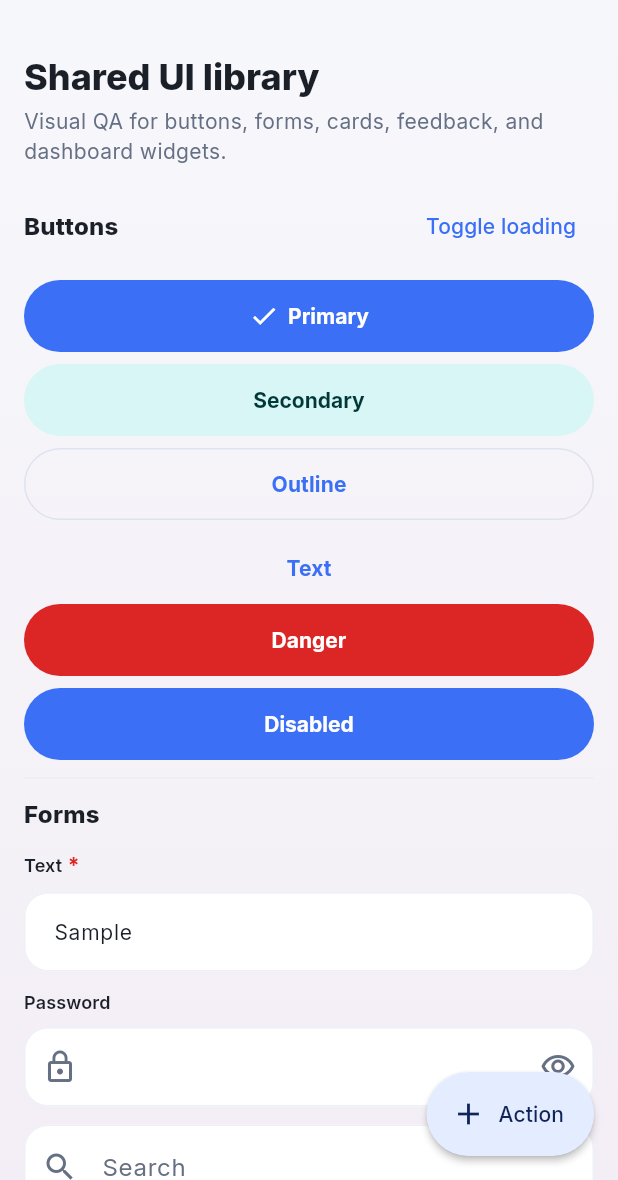
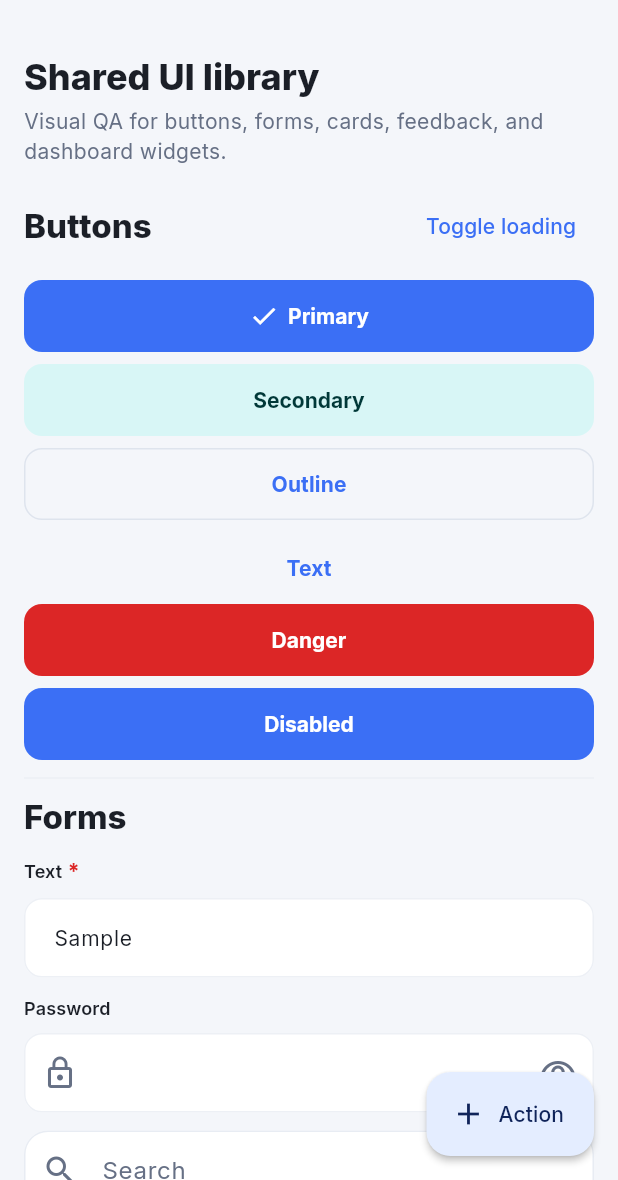
Before and after one commit to jagathprasan/CEBAssist.EDL.App, a Flutter app: the WidgetShowcasePage screen opened directly, after a tap on "Toggle loading", after a tap on "Stop loading", on a phone screen of 412 x 824 dp, the part 56-1236 px from its top. Run offline on Flutter 3.47's test engine with Material 3 defaults, Android fonts, the phone set to English and light mode, and no system bars; our stand-ins replace fl_chart, flutter_riverpod, flutter_secure_storage, go_router, google_fonts, shared_preferences; accounts and stored records are empty.

Commit message:
Refactor theme and layout components for improved consistency and functionality
- Updated `AppRadius` and `AppSpacing` values to align with design specifications.
- Refactored `AppTheme` to utilize new radius values and enhance button styles.
- Enhanced `WorkspaceShowcase` with additional form fields for account details, priority selection, due date, and notes.
- Improved `AppButton`, `AppStatCard`, and `AppListTile` for better layout and styling consistency.
- Adjusted `AppSearchField` and `AppAlert` for improved visual design and usability.
- Streamlined widget structures and padding for a cohesive user experience across components.

```diff
--- a/lib/app/theme/app_spacing.dart
+++ b/lib/app/theme/app_spacing.dart
@@ -17,15 +17,15 @@ class AppSpacing {
   static const EdgeInsets pagePaddingWide = EdgeInsets.all(lg);
 }
 
-/// Corner radius tokens for the soft, rounded CEBAssist surfaces.
+/// Corner radius tokens aligned with the Office dashboard mock (12–16 cards).
 class AppRadius {
   AppRadius._();
 
-  static const double xs = 12;
-  static const double sm = 16;
-  static const double md = 22;
-  static const double lg = 28;
-  static const double xl = 32;
+  static const double xs = 10;
+  static const double sm = 12;
+  static const double md = 16;
+  static const double lg = 20;
+  static const double xl = 24;
   static const double pill = 999;
 
   static const BorderRadius borderXs = BorderRadius.all(Radius.circular(xs));
--- a/lib/shared/widgets/buttons/app_buttons.dart
+++ b/lib/shared/widgets/buttons/app_buttons.dart
@@ -101,7 +101,7 @@ class AppButton extends StatelessWidget {
       ),
       elevation: const WidgetStatePropertyAll(0),
       shape: const WidgetStatePropertyAll(
-        RoundedRectangleBorder(borderRadius: AppRadius.borderPill),
+        RoundedRectangleBorder(borderRadius: AppRadius.borderSm),
       ),
       padding: WidgetStatePropertyAll(
         EdgeInsets.symmetric(
@@ -120,11 +120,6 @@ class AppButton extends StatelessWidget {
         style: style.copyWith(
           backgroundColor: WidgetStatePropertyAll(primaryFill),
           foregroundColor: WidgetStatePropertyAll(context.colors.onPrimary),
-          // Keep primary fill while loading; default disabled tint vanishes in dark mode.
-          disabledBackgroundColor: WidgetStatePropertyAll(primaryFill),
-          disabledForegroundColor: WidgetStatePropertyAll(
-            context.colors.onPrimary,
-          ),
         ),
         child: child,
       ),
@@ -148,10 +143,6 @@ class AppButton extends StatelessWidget {
         style: style.copyWith(
           backgroundColor: WidgetStatePropertyAll(dangerFill),
           foregroundColor: WidgetStatePropertyAll(context.colors.onError),
-          disabledBackgroundColor: WidgetStatePropertyAll(dangerFill),
-          disabledForegroundColor: WidgetStatePropertyAll(
-            context.colors.onError,
-          ),
         ),
         child: child,
       ),
--- a/lib/shared/widgets/cards/app_cards.dart
+++ b/lib/shared/widgets/cards/app_cards.dart
@@ -128,15 +128,16 @@ class AppStatCard extends StatelessWidget {
     final accent = iconColor ?? context.colors.primary;
     return AppCard(
       onTap: onTap,
-      elevated: false,
-      child: Row(
+      elevated: true,
+      padding: const EdgeInsets.all(AppSpacing.md),
+      child: Column(
+        crossAxisAlignment: CrossAxisAlignment.start,
+        children: [
+          Row(
             crossAxisAlignment: CrossAxisAlignment.start,
             children: [
               Expanded(
-            child: Column(
-              crossAxisAlignment: CrossAxisAlignment.start,
-              children: [
-                Text(
+                child: Text(
                   label,
                   style: context.textTheme.labelLarge?.copyWith(
                     color: context.colors.onSurfaceVariant,
@@ -145,27 +146,29 @@ class AppStatCard extends StatelessWidget {
                   maxLines: 2,
                   overflow: TextOverflow.ellipsis,
                 ),
-                const SizedBox(height: AppSpacing.xs),
+              ),
+              if (icon != null)
+                AppIconBox(icon: icon!, color: accent, size: 40),
+            ],
+          ),
+          const SizedBox(height: AppSpacing.sm),
           Text(
             value,
-                  style: context.textTheme.headlineSmall?.copyWith(
+            style: context.textTheme.headlineMedium?.copyWith(
               fontWeight: FontWeight.w800,
+              height: 1.05,
             ),
           ),
           if (trendLabel != null) ...[
-                  const SizedBox(height: AppSpacing.xxs),
+            const SizedBox(height: AppSpacing.xs),
             Text(
               trendLabel!,
               style: context.textTheme.bodySmall?.copyWith(
                 color: trendColor ?? context.semantic.success,
-                      fontWeight: FontWeight.w600,
+                fontWeight: FontWeight.w700,
               ),
             ),
           ],
-              ],
-            ),
-          ),
-          if (icon != null) AppIconBox(icon: icon!, color: accent),
         ],
       ),
     );
@@ -318,12 +321,26 @@ class AppListTile extends StatelessWidget {
     return ListTile(
       onTap: onTap,
       leading: leading,
-      title: Text(title, maxLines: 1, overflow: TextOverflow.ellipsis),
+      title: Text(
+        title,
+        maxLines: 1,
+        overflow: TextOverflow.ellipsis,
+        style: context.textTheme.titleSmall?.copyWith(
+          fontWeight: FontWeight.w700,
+        ),
+      ),
       subtitle: subtitle == null
           ? null
-          : Text(subtitle!, maxLines: 2, overflow: TextOverflow.ellipsis),
+          : Text(
+              subtitle!,
+              maxLines: 2,
+              overflow: TextOverflow.ellipsis,
+              style: context.textTheme.bodySmall?.copyWith(
+                color: context.colors.onSurfaceVariant,
+              ),
+            ),
       trailing: trailing,
-      contentPadding: const EdgeInsets.symmetric(horizontal: AppSpacing.sm),
+      contentPadding: EdgeInsets.zero,
       shape: RoundedRectangleBorder(borderRadius: AppRadius.borderSm),
     );
   }
@@ -353,7 +370,7 @@ class AppSectionHeader extends StatelessWidget {
               children: [
                 Text(
                   title,
-                  style: context.textTheme.titleMedium?.copyWith(
+                  style: context.textTheme.titleLarge?.copyWith(
                     fontWeight: FontWeight.w800,
                   ),
                 ),
--- a/lib/shared/widgets/forms/app_form_fields.dart
+++ b/lib/shared/widgets/forms/app_form_fields.dart
@@ -259,7 +259,9 @@ class _AppSearchFieldState extends State<AppSearchField> {
       textInputAction: TextInputAction.search,
       decoration: InputDecoration(
         hintText: widget.hint,
-        prefixIcon: const Icon(Icons.search),
+        filled: true,
+        fillColor: context.colors.surfaceContainerLowest,
+        prefixIcon: Icon(Icons.search, color: context.colors.onSurfaceVariant),
         suffixIcon: widget.controller.text.isEmpty
             ? null
             : IconButton(
@@ -271,6 +273,22 @@ class _AppSearchFieldState extends State<AppSearchField> {
                 },
                 icon: const Icon(Icons.close),
               ),
+        contentPadding: const EdgeInsets.symmetric(
+          horizontal: AppSpacing.md,
+          vertical: 14,
+        ),
+        border: OutlineInputBorder(
+          borderRadius: AppRadius.borderMd,
+          borderSide: BorderSide(color: context.colors.outlineVariant),
+        ),
+        enabledBorder: OutlineInputBorder(
+          borderRadius: AppRadius.borderMd,
+          borderSide: BorderSide(color: context.colors.outlineVariant),
+        ),
+        focusedBorder: OutlineInputBorder(
+          borderRadius: AppRadius.borderMd,
+          borderSide: BorderSide(color: context.colors.primary, width: 1.4),
+        ),
       ),
     );
   }
```
Also changed, not shown: lib/app/theme/app_theme.dart (+13 -10 lines), lib/features/workspaces/workspace_showcase.dart (+69 -3 lines), lib/shared/widgets/metronic/app_metronic.dart (+11 -4 lines). Lines whose indentation alone changed are shown as unchanged.
